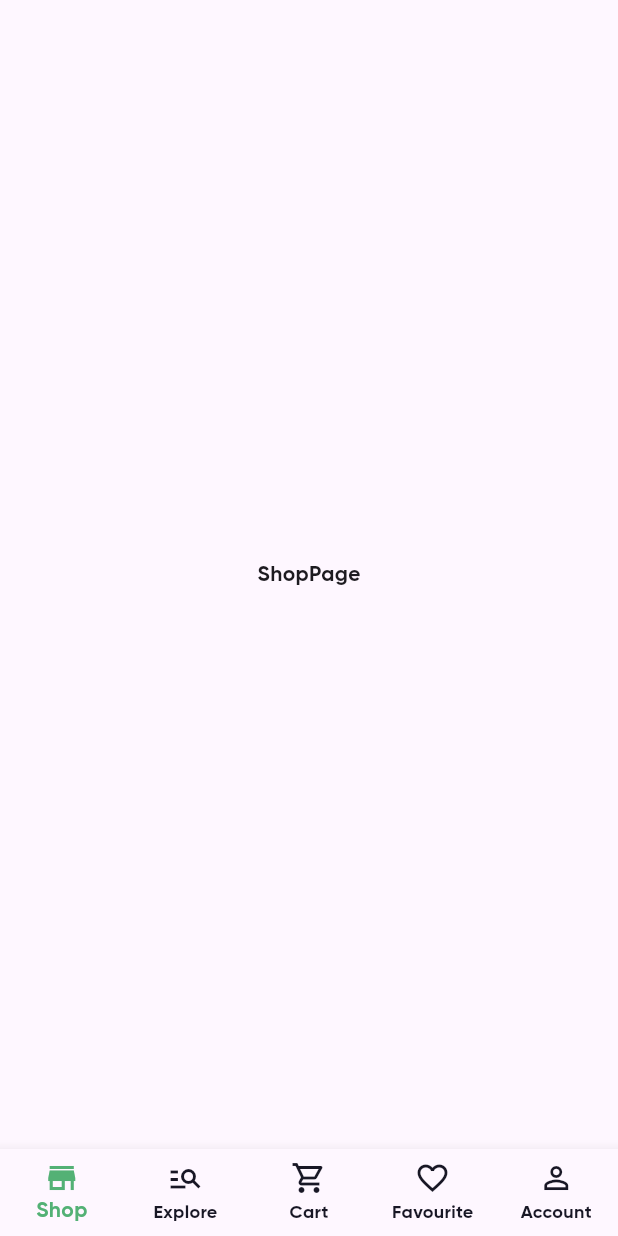
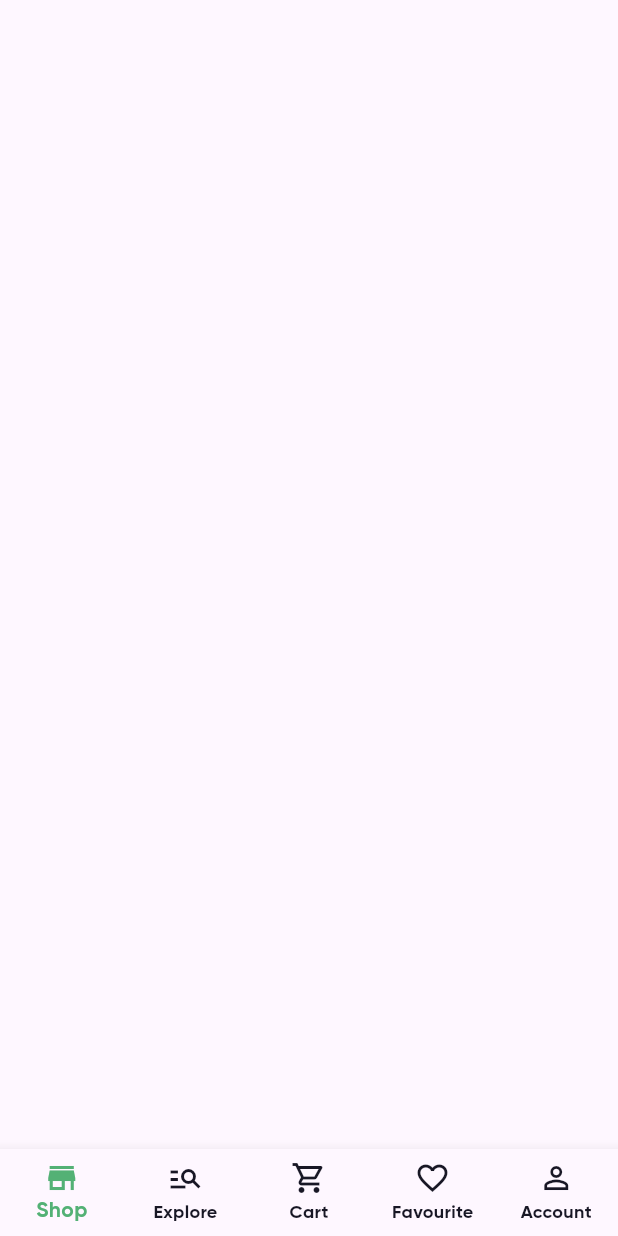
Before and after one commit to elsankry02/Online_Groceries_App, a Flutter app: the MainNavBarPage screen opened by its route, on a phone screen of 412 x 824 dp. Run offline on Flutter 3.47's test engine with Material 3 defaults, Android fonts, the phone set to English and light mode, and no system bars; our stand-ins replace auto_route, flutter_svg, top_snackbar_flutter.

Commit message:
refactor: Move currentIndex variable declaration to the correct position in MainNavBarPage feat: Update ShopPage to return a ListView instead of a Center widget

```diff
--- a/lib/features/presentation/main_nav_bar_page/main_nav_bar_page.dart
+++ b/lib/features/presentation/main_nav_bar_page/main_nav_bar_page.dart
@@ -16,6 +16,7 @@ class MainNavBarPage extends StatefulWidget {
 }
 
 class _MainNavBarPageState extends State<MainNavBarPage> {
+  int currentIndex = 0;
   List<Widget> widgets = [
     ShopPage(),
     ExplorePage(),
@@ -23,7 +24,6 @@ class _MainNavBarPageState extends State<MainNavBarPage> {
     FavouritePage(),
     AccountPage(),
   ];
-  int currentIndex = 0;
   @override
   Widget build(BuildContext context) {
     return Scaffold(
--- a/lib/features/presentation/shop_page/shop_page.dart
+++ b/lib/features/presentation/shop_page/shop_page.dart
@@ -7,6 +7,8 @@ class ShopPage extends StatelessWidget {
 
   @override
   Widget build(BuildContext context) {
-    return Center(child: Text("ShopPage"));
+    return ListView(children: [
+      ],
+    );
   }
 }
```
